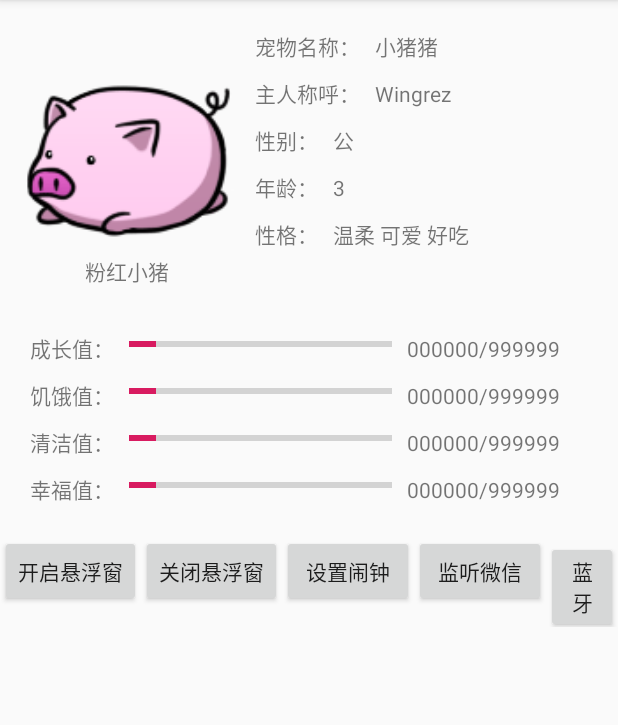
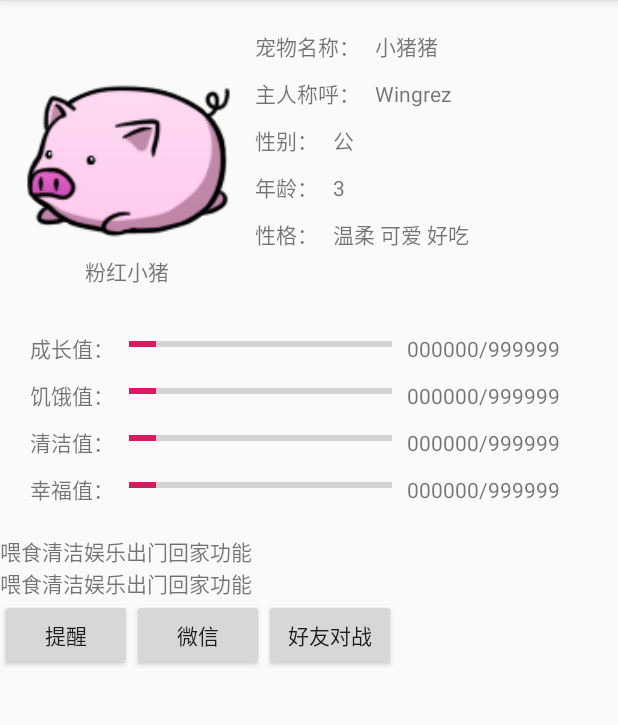
Before and after one commit to wingrez/LovelyPet, an Android app: the screen it shows after launch (MainActivity), on a phone screen of 412 x 824 dp, the part 84-809 px from its top. Run offline under Robolectric (Android 15) with nearby library versions, the phone set to English and light mode, and no system bars.

Commit message:
完善基本布局

```diff
--- a/app/src/main/res/layout/activity_main.xml
+++ b/app/src/main/res/layout/activity_main.xml
@@ -140,7 +140,6 @@
                     </LinearLayout>
 
 
-
                 </LinearLayout>
 
 
@@ -269,42 +268,142 @@
             <LinearLayout
                 android:layout_width="match_parent"
                 android:layout_height="wrap_content"
+                android:orientation="vertical">
+
+                <LinearLayout
+                    android:layout_width="wrap_content"
+                    android:layout_height="wrap_content"
                     android:orientation="horizontal">
 
-                <Button
-                    android:id="@+id/btn_openFW"
+                    <LinearLayout
+                        android:layout_width="match_parent"
+                        android:layout_height="match_parent"
+                        android:orientation="vertical">
+
+                        <TextView
                             android:layout_width="wrap_content"
                             android:layout_height="wrap_content"
-                    android:onClick="onClick"
-                    android:text="开启悬浮窗" />
+                            android:text="喂食" />
 
-                <Button
-                    android:id="@+id/btn_closeFW"
+                        <TextView
                             android:layout_width="wrap_content"
                             android:layout_height="wrap_content"
-                    android:onClick="onClick"
-                    android:text="关闭悬浮窗" />
+                            android:text="喂食" />
+                    </LinearLayout>
+
+                    <LinearLayout
+                        android:layout_width="match_parent"
+                        android:layout_height="match_parent"
+                        android:orientation="vertical">
+
+                        <TextView
+                            android:layout_width="wrap_content"
+                            android:layout_height="wrap_content"
+                            android:text="清洁" />
+
+                        <TextView
+                            android:layout_width="wrap_content"
+                            android:layout_height="wrap_content"
+                            android:text="清洁" />
+                    </LinearLayout>
+
+                    <LinearLayout
+                        android:layout_width="match_parent"
+                        android:layout_height="match_parent"
+                        android:orientation="vertical">
+
+                        <TextView
+                            android:layout_width="wrap_content"
+                            android:layout_height="wrap_content"
+                            android:text="娱乐" />
+
+                        <TextView
+                            android:layout_width="wrap_content"
+                            android:layout_height="wrap_content"
+                            android:text="娱乐" />
+                    </LinearLayout>
+
+                    <LinearLayout
+                        android:layout_width="match_parent"
+                        android:layout_height="match_parent"
+                        android:orientation="vertical">
+
+                        <TextView
+                            android:layout_width="wrap_content"
+                            android:layout_height="wrap_content"
+                            android:text="出门" />
+
+                        <TextView
+                            android:layout_width="wrap_content"
+                            android:layout_height="wrap_content"
+                            android:text="出门" />
+                    </LinearLayout>
+
+                    <LinearLayout
+                        android:layout_width="match_parent"
+                        android:layout_height="match_parent"
+                        android:orientation="vertical">
+
+                        <TextView
+                            android:layout_width="wrap_content"
+                            android:layout_height="wrap_content"
+                            android:text="回家" />
+
+                        <TextView
+
+                            android:layout_width="wrap_content"
+                            android:layout_height="wrap_content"
+                            android:text="回家" />
+                    </LinearLayout>
+
+                    <LinearLayout
+                        android:layout_width="match_parent"
+                        android:layout_height="match_parent"
+                        android:orientation="vertical">
+
+                        <TextView
+                            android:layout_width="wrap_content"
+                            android:layout_height="wrap_content"
+                            android:text="功能" />
+
+                        <TextView
+
+                            android:layout_width="wrap_content"
+                            android:layout_height="wrap_content"
+                            android:text="功能" />
+                    </LinearLayout>
+
+
+                </LinearLayout>
+
+                <LinearLayout
+                    android:layout_width="wrap_content"
+                    android:layout_height="wrap_content"
+                    android:orientation="horizontal">
 
                     <Button
                         android:id="@+id/btn_setAlarm"
                         android:layout_width="wrap_content"
                         android:layout_height="wrap_content"
                         android:onClick="onClick"
-                    android:text="设置闹钟" />
+                        android:text="提醒" />
 
                     <Button
                         android:id="@+id/btn_listenWechat"
                         android:layout_width="wrap_content"
                         android:layout_height="wrap_content"
                         android:onClick="onClick"
-                    android:text="监听微信" />
+                        android:text="微信" />
 
                     <Button
                         android:id="@+id/btn_blt"
                         android:layout_width="wrap_content"
                         android:layout_height="wrap_content"
                         android:onClick="onClick"
-                    android:text="蓝牙" />
+                        android:text="好友对战" />
+
+
+                </LinearLayout>
 
 
             </LinearLayout>
```
Lines whose indentation alone changed are shown as unchanged.
